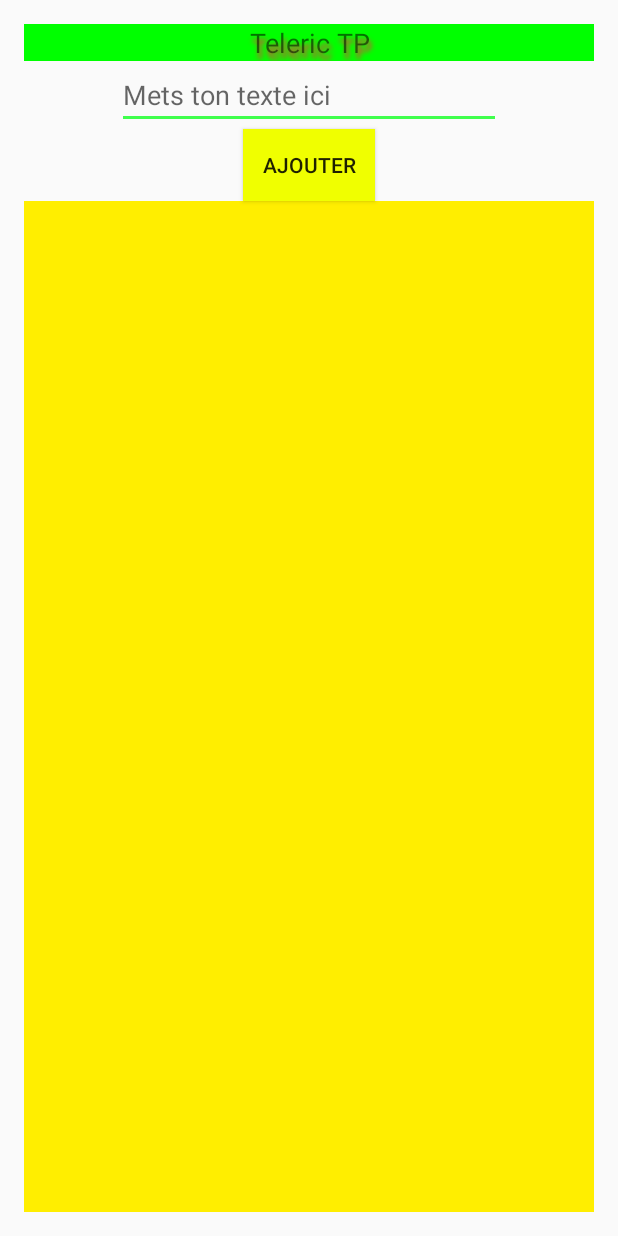
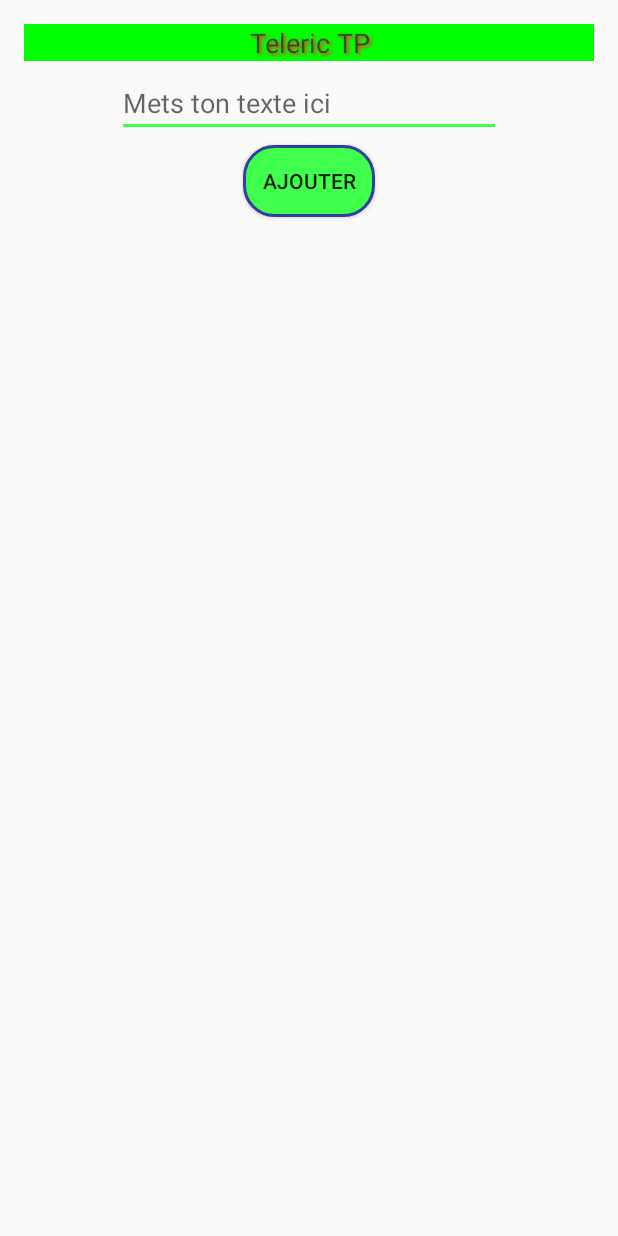
Before and after one commit to MathiasSeguy-Android2EE/MyApplicationTeleric, an Android app: the layout activity_main.xml on its own in the app's theme, with its tools: preview values and no code run, on a phone screen of 412 x 824 dp. Run offline under Robolectric (Android 15) with nearby library versions, the phone set to English and light mode, and no system bars.

Commit message:
Playing with shape: adding shape and border on items and button... just playing

```diff
--- a/app/src/main/java/com/android2ee/formation/juilmmxvi/teleric/view/main/MainActivity.java
+++ b/app/src/main/java/com/android2ee/formation/juilmmxvi/teleric/view/main/MainActivity.java
@@ -59,6 +59,8 @@ public class MainActivity extends MotherActivity {
         edtMessage = (EditText) findViewById(R.id.edtMessage);
         btnAdd = (Button) findViewById(R.id.btnAdd);
         lsvResult = (ListView) findViewById(R.id.lsvResult);
+        //to avoid selector to be drawn like a big rectancle
+        lsvResult.setSelector(R.drawable.shape_listview_selector);
         if (savedInstanceState != null) {
             humen = savedInstanceState.getParcelableArrayList(RES);
         } else {
--- /dev/null
+++ b/app/src/main/res/drawable/btn_background.xml
@@ -0,0 +1,7 @@
+<?xml version="1.0" encoding="utf-8"?>
+<selector xmlns:android="http://schemas.android.com/apk/res/android">
+	<item android:drawable="@drawable/shape_btn_pressed"
+		  android:state_pressed="true"/>
+	<item android:drawable="@drawable/shape_btn"
+		  />
+</selector>
--- /dev/null
+++ b/app/src/main/res/drawable/shape_btn.xml
@@ -0,0 +1,12 @@
+<?xml version="1.0" encoding="utf-8"?>
+<shape xmlns:android="http://schemas.android.com/apk/res/android">
+	<corners
+		android:radius="20dp" />
+
+	<!--["linear" | "radial" | "sweep"]-->
+	<solid
+		android:color="@color/colorAccent" />
+	<stroke
+		android:width="2dp"
+		android:color="@color/colorPrimaryDark" />
+</shape>
--- /dev/null
+++ b/app/src/main/res/drawable/shape_btn_pressed.xml
@@ -0,0 +1,11 @@
+<?xml version="1.0" encoding="utf-8"?>
+<shape xmlns:android="http://schemas.android.com/apk/res/android">
+	<corners
+		android:radius="20dp" />
+
+	<solid
+		android:color="@color/translucent" />
+	<stroke
+		android:width="1dp"
+		android:color="@color/colorAccent" />
+</shape>
--- a/app/src/main/res/layout/activity_main.xml
+++ b/app/src/main/res/layout/activity_main.xml
@@ -17,12 +17,13 @@
         android:layout_height="wrap_content"
         android:shadowColor="@color/colorPrimary"
         android:shadowDx="2"
-        android:shadowDy="6"
-        android:shadowRadius="4"
+        android:shadowDy="2"
+        android:shadowRadius="2"
         android:text="@string/txv_title"
         android:textSize="18sp"
         android:background="#FF00FF00"
         android:gravity="center"
+        android:layout_marginBottom="5dp"
     />
     <EditText
         android:id="@+id/edtMessage"
@@ -30,20 +31,19 @@
         android:layout_height="wrap_content"
         android:ems="12"
         android:hint="@string/edt_hint"
-        android:inputType="text"/>
+        android:inputType="text"
+        android:layout_marginBottom="5dp"/>
     <Button
         android:id="@+id/btnAdd"
         android:layout_width="wrap_content"
         android:layout_height="wrap_content"
         android:text="@string/btn_add"
-
-        android:background="#FFF0FF00"
+        android:layout_marginBottom="5dp"
+        android:background="@drawable/btn_background"
     />
     <ListView
         android:id="@+id/lsvResult"
         android:layout_width="match_parent"
         android:layout_height="match_parent"
-
-        android:background="#ffee00"
     />
 </LinearLayout>
--- a/app/src/main/res/values/colors.xml
+++ b/app/src/main/res/values/colors.xml
@@ -3,4 +3,6 @@
     <color name="colorPrimary">#f2353f</color>
     <color name="colorPrimaryDark">#303F9F</color>
     <color name="colorAccent">#40ff4d</color>
+    <color name="item_background_color">#ff40ec</color>
+    <color name="translucent">#0040ff4d</color>
 </resources>
```
Also changed, not shown: app/src/main/res/drawable/item_background_even.xml (added, +7 -0 lines), app/src/main/res/drawable/item_background_odd.xml (added, +7 -0 lines), app/src/main/res/drawable/shape_even.xml (added, +20 -0 lines), app/src/main/res/drawable/shape_listview_selector.xml (added, +10 -0 lines), app/src/main/res/drawable/shape_odd.xml (added, +18 -0 lines), app/src/main/res/layout/human_even.xml (+6 -1 lines), app/src/main/res/layout/human_odd.xml (+7 -2 lines).
